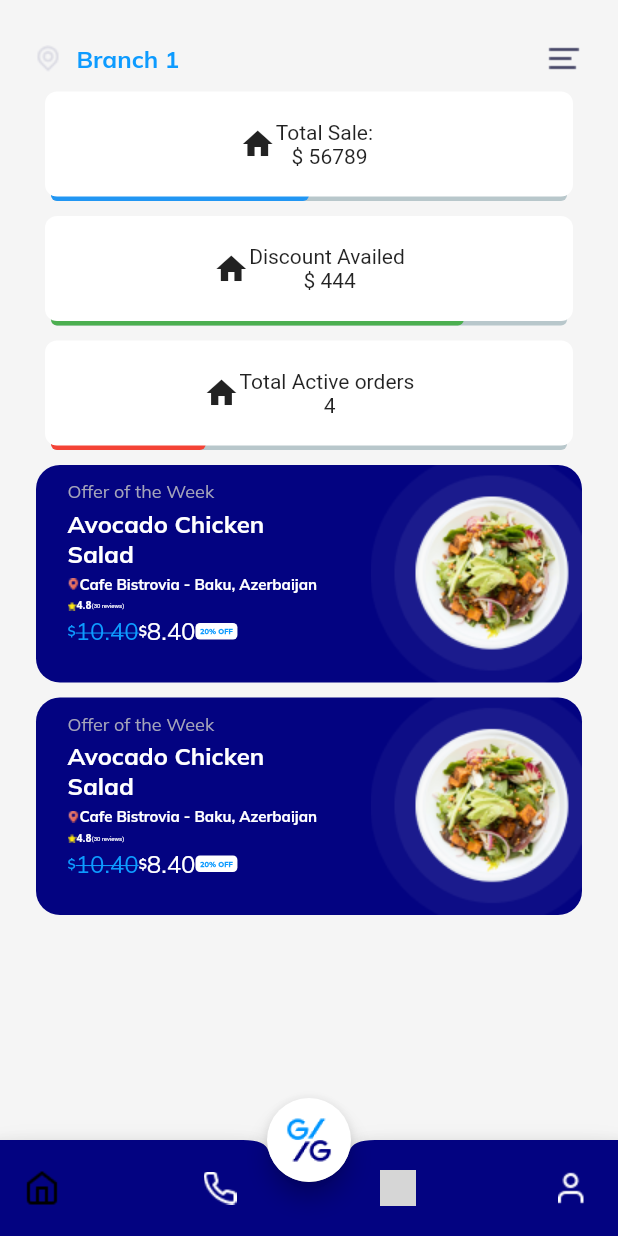
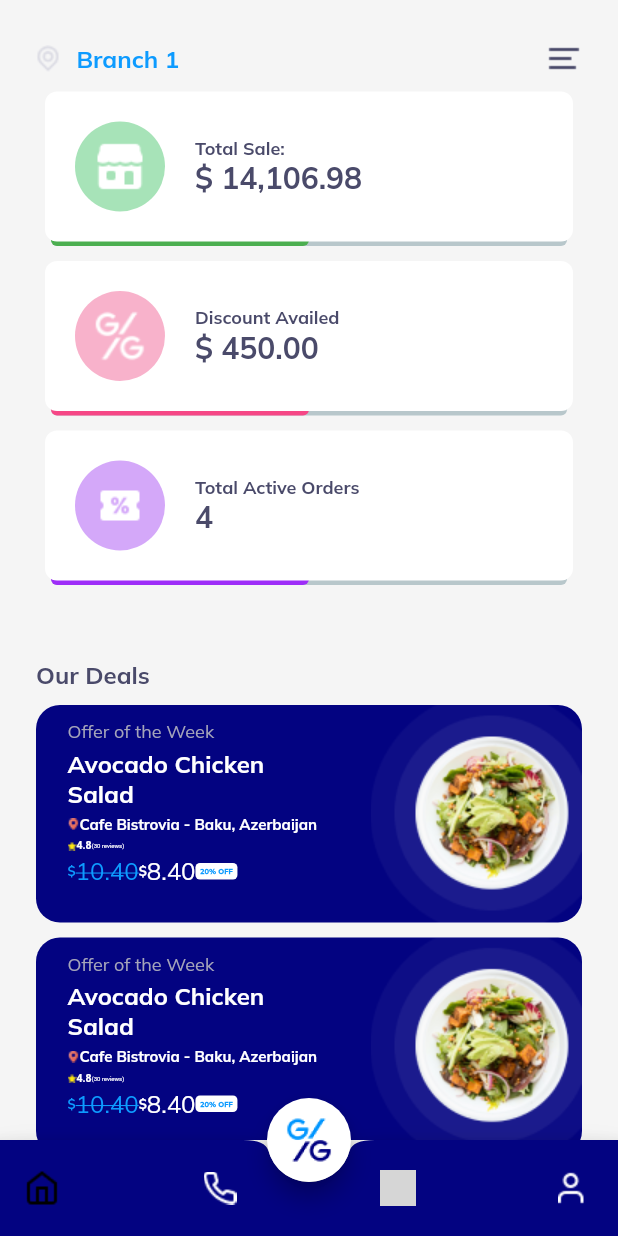
Before and after one commit to hammadkahn/Gigi_mechat, a Flutter app: the Bar screen opened directly, on a phone screen of 412 x 824 dp. Run offline on Flutter 3.47's test engine with Material 2 defaults, Android fonts, the light colour scheme and no system bars; drawn by our look-alikes of percent_indicator; our stand-ins replace carousel_slider, flutter_svg, smooth_page_indicator; missing offline and left inert: dart:ffi, qr_code_scanner; Roboto replaces fonts that are missing (Cero, Poppins); project files that could hold a hidden picture were left out; grey boxes are pictures that could not be loaded.

```diff
--- a/lib/main.dart
+++ b/lib/main.dart
@@ -1,5 +1,6 @@
 import 'package:flutter/material.dart';
 import 'package:gigi_app/screens/onboarding/onboard.dart';
+import 'package:gigi_app/splash_screen/splash.dart';
 
 import 'constant/theme.dart';
 
@@ -14,9 +15,10 @@ class MyApp extends StatelessWidget {
   @override
   Widget build(BuildContext context) {
     return MaterialApp(
+      debugShowCheckedModeBanner: false,
       title: 'Flutter Demo',
       theme: theme(),
-      home: onBoard(),
+      home: SplashScreen(),
     );
   }
 }
--- a/lib/screens/full_menu/bar.dart
+++ b/lib/screens/full_menu/bar.dart
@@ -6,6 +6,8 @@ import 'package:gigi_app/screens/full_menu/chat.dart';
 import 'package:gigi_app/screens/full_menu/contact.dart';
 import 'package:gigi_app/screens/full_menu/menu.dart';
 import 'package:gigi_app/screens/full_menu/profile.dart';
+import 'package:gigi_app/support/contact.dart';
+import 'package:gigi_app/support/support.dart';
 
 class Bar extends StatefulWidget {
   @override
@@ -17,9 +19,9 @@ class _BarState extends State<Bar> {
 
   final List<Widget> _children = [
     Menu(),
-    Contact_us(),
+    Contact(),
     QR(),
-    Chat(),
+    Support(),
     Profile(),
   ];
 
@@ -72,7 +74,7 @@ class _BarState extends State<Bar> {
                       onPressed: () {
                         setState(() {
                           currentIndex = 1;
-                          currentScreen = Contact_us();
+                          currentScreen = Contact();
                         });
                       },
                       child: Image.asset(
@@ -87,7 +89,7 @@ class _BarState extends State<Bar> {
                       onPressed: () {
                         setState(() {
                           currentIndex = 2;
-                          currentScreen = Chat();
+                          currentScreen = Support();
                         });
                       },
                       child: Image.asset(
--- a/lib/screens/full_menu/menu.dart
+++ b/lib/screens/full_menu/menu.dart
@@ -32,6 +32,19 @@ class Menu extends StatelessWidget {
                 Stacked_container(),
                 SizedBox(height: 10),
                 Stacked_container2(),
+                SizedBox(height: 50),
+                Row(
+                  children: [
+                    Text(
+                      'Our Deals',
+                      style: TextStyle(
+                          fontSize: 16,
+                          fontWeight: FontWeight.w800,
+                          fontFamily: 'Mulish',
+                          color: Color(0xFF4A4A6A)),
+                    ),
+                  ],
+                ),
                 Deals(),
                 Deals(),
               ],
--- a/lib/screens/full_menu/percent_ind2.dart
+++ b/lib/screens/full_menu/percent_ind2.dart
@@ -14,7 +14,7 @@ class Stacked_container extends StatelessWidget {
           children: [
             Container(
               width: double.infinity,
-              height: 65,
+              height: 95,
               decoration: BoxDecoration(
                 borderRadius: BorderRadius.circular(8),
                 color: Colors.transparent,
@@ -25,8 +25,8 @@ class Stacked_container extends StatelessWidget {
               animationDuration: 2000,
               width: MediaQuery.of(context).size.width - 48,
               lineHeight: 8.0,
-              percent: 0.8,
-              progressColor: Colors.green,
+              percent: 0.5,
+              progressColor: Color(0xFFF64786),
               barRadius: Radius.circular(8),
             ),
           ],
@@ -36,7 +36,7 @@ class Stacked_container extends StatelessWidget {
           child: Container(
             // color: Colors.red,
             width: MediaQuery.of(context).size.width - 48,
-            height: 70,
+            height: 100,
             decoration: BoxDecoration(
               borderRadius: BorderRadius.circular(8),
               color: Colors.white,
@@ -44,14 +44,48 @@ class Stacked_container extends StatelessWidget {
             child: Row(
               mainAxisAlignment: MainAxisAlignment.center,
               children: [
-                Icon(Icons.home),
-                Column(
-                  mainAxisAlignment: MainAxisAlignment.center,
-                  children: [
-                    Text('Discount Availed'),
-                    Text(' \$ 444'),
-                  ],
+                Padding(
+                  padding: const EdgeInsets.only(left: 20),
+                  child: Container(
+                    width: 60,
+                    height: 60,
+                    decoration: BoxDecoration(
+                      borderRadius: BorderRadius.circular(50),
+                      color: Color(0xffF8B2CB),
+                    ),
+                    child: Image.asset(
+                      'assets/images/bg1.png',
+                      color: Colors.white,
+                      width: 10,
+                    ),
+                  ),
                 ),
+                Padding(
+                  padding: const EdgeInsets.only(left: 20),
+                  child: Column(
+                    mainAxisAlignment: MainAxisAlignment.center,
+                    crossAxisAlignment: CrossAxisAlignment.start,
+                    children: [
+                      Text(
+                        'Discount Availed',
+                        style: TextStyle(
+                            fontSize: 12,
+                            fontWeight: FontWeight.w600,
+                            fontFamily: 'Mulish',
+                            color: Color(0xFF4A4A6A)),
+                      ),
+                      Text(
+                        '\$ 450.00',
+                        style: TextStyle(
+                            fontSize: 20,
+                            fontWeight: FontWeight.w600,
+                            fontFamily: 'Mulish',
+                            color: Color(0xFF4A4A6A)),
+                      ),
+                    ],
+                  ),
+                ),
+                Spacer(),
               ],
             ),
           ),
--- a/lib/screens/full_menu/percent_ind3.dart
+++ b/lib/screens/full_menu/percent_ind3.dart
@@ -14,7 +14,7 @@ class Stacked_container2 extends StatelessWidget {
           children: [
             Container(
               width: double.infinity,
-              height: 65,
+              height: 95,
               decoration: BoxDecoration(
                 borderRadius: BorderRadius.circular(8),
                 color: Colors.transparent,
@@ -25,8 +25,8 @@ class Stacked_container2 extends StatelessWidget {
               animationDuration: 2000,
               width: MediaQuery.of(context).size.width - 48,
               lineHeight: 8.0,
-              percent: 0.3,
-              progressColor: Colors.red,
+              percent: 0.5,
+              progressColor: Color(0xFF9E2DF8),
               barRadius: Radius.circular(8),
             ),
           ],
@@ -36,7 +36,7 @@ class Stacked_container2 extends StatelessWidget {
           child: Container(
             // color: Colors.red,
             width: MediaQuery.of(context).size.width - 48,
-            height: 70,
+            height: 100,
             decoration: BoxDecoration(
               borderRadius: BorderRadius.circular(8),
               color: Colors.white,
@@ -44,14 +44,47 @@ class Stacked_container2 extends StatelessWidget {
             child: Row(
               mainAxisAlignment: MainAxisAlignment.center,
               children: [
-                Icon(Icons.home),
-                Column(
-                  mainAxisAlignment: MainAxisAlignment.center,
-                  children: [
-                    Text('Total Active orders'),
-                    Text(' 4'),
-                  ],
+                Padding(
+                  padding: const EdgeInsets.only(left: 20),
+                  child: Container(
+                    width: 60,
+                    height: 60,
+                    decoration: BoxDecoration(
+                      borderRadius: BorderRadius.circular(50),
+                      color: Color(0xffD4A8F9),
+                    ),
+                    child: Image.asset(
+                      'assets/images/vouch.png',
+                      color: Colors.white,
+                    ),
+                  ),
                 ),
+                Padding(
+                  padding: const EdgeInsets.only(left: 20),
+                  child: Column(
+                    mainAxisAlignment: MainAxisAlignment.center,
+                    crossAxisAlignment: CrossAxisAlignment.start,
+                    children: [
+                      Text(
+                        'Total Active Orders',
+                        style: TextStyle(
+                            fontSize: 12,
+                            fontWeight: FontWeight.w600,
+                            fontFamily: 'Mulish',
+                            color: Color(0xFF4A4A6A)),
+                      ),
+                      Text(
+                        '4',
+                        style: TextStyle(
+                            fontSize: 20,
+                            fontWeight: FontWeight.w600,
+                            fontFamily: 'Mulish',
+                            color: Color(0xFF4A4A6A)),
+                      ),
+                    ],
+                  ),
+                ),
+                Spacer(),
               ],
             ),
           ),
--- a/lib/screens/full_menu/percent_indicator.dart
+++ b/lib/screens/full_menu/percent_indicator.dart
@@ -7,15 +7,13 @@ class Dashboard extends StatelessWidget {
 
   @override
   Widget build(BuildContext context) {
-    return Column(
-      children: [
-        Stack(
+    return Stack(
       children: [
         Column(
           children: [
             Container(
               width: double.infinity,
-                  height: 65,
+              height: 95,
               decoration: BoxDecoration(
                 borderRadius: BorderRadius.circular(8),
                 color: Colors.transparent,
@@ -27,7 +25,7 @@ class Dashboard extends StatelessWidget {
               width: MediaQuery.of(context).size.width - 48,
               lineHeight: 8.0,
               percent: 0.5,
-                  progressColor: Colors.blue,
+              progressColor: Colors.green,
               barRadius: Radius.circular(8),
             ),
           ],
@@ -37,7 +35,7 @@ class Dashboard extends StatelessWidget {
           child: Container(
             // color: Colors.red,
             width: MediaQuery.of(context).size.width - 48,
-                height: 70,
+            height: 100,
             decoration: BoxDecoration(
               borderRadius: BorderRadius.circular(8),
               color: Colors.white,
@@ -45,21 +43,52 @@ class Dashboard extends StatelessWidget {
             child: Row(
               mainAxisAlignment: MainAxisAlignment.center,
               children: [
-                    Icon(Icons.home),
-                    Column(
+                Padding(
+                  padding: const EdgeInsets.only(left: 20),
+                  child: Container(
+                    width: 60,
+                    height: 60,
+                    decoration: BoxDecoration(
+                      borderRadius: BorderRadius.circular(50),
+                      color: Color(0xffA7E3B8),
+                    ),
+                    child: Image.asset(
+                      'assets/images/shop.png',
+                      color: Colors.white,
+                    ),
+                  ),
+                ),
+                Padding(
+                  padding: const EdgeInsets.only(left: 20),
+                  child: Column(
                     mainAxisAlignment: MainAxisAlignment.center,
+                    crossAxisAlignment: CrossAxisAlignment.start,
                     children: [
-                        Text('Total Sale: '),
-                        Text(' \$ 56789'),
+                      Text(
+                        'Total Sale: ',
+                        style: TextStyle(
+                            fontSize: 12,
+                            fontWeight: FontWeight.w600,
+                            fontFamily: 'Mulish',
+                            color: Color(0xFF4A4A6A)),
+                      ),
+                      Text(
+                        '\$ 14,106.98',
+                        style: TextStyle(
+                            fontSize: 20,
+                            fontWeight: FontWeight.w600,
+                            fontFamily: 'Mulish',
+                            color: Color(0xFF4A4A6A)),
+                      ),
                     ],
                   ),
+                ),
+                Spacer(),
               ],
             ),
           ),
         ),
       ],
-        ),
-      ],
     );
   }
 }
--- /dev/null
+++ b/lib/splash_screen/splash.dart
@@ -0,0 +1,63 @@
+import 'package:flutter/material.dart';
+import 'package:flutter/src/foundation/key.dart';
+import 'package:flutter/src/widgets/framework.dart';
+import 'package:flutter_svg/flutter_svg.dart';
+import 'package:gigi_app/screens/onboarding/onboard.dart';
+import 'package:gigi_app/shared/custom_button.dart';
+
+class SplashScreen extends StatelessWidget {
+  const SplashScreen({Key? key}) : super(key: key);
+
+  @override
+  Widget build(BuildContext context) {
+    return Scaffold(
+      body: Center(
+        child: Padding(
+          padding: const EdgeInsets.only(right: 20, left: 20),
+          child: Column(
+            mainAxisAlignment: MainAxisAlignment.center,
+            children: [
+              Spacer(),
+              Text(
+                'Login As:',
+                style: TextStyle(
+                  color: Colors.black54,
+                  fontSize: 25,
+                  fontWeight: FontWeight.w500,
+                  fontFamily: 'Poppins-Bold',
+                ),
+              ),
+              SizedBox(height: 20),
+              CustomButton(
+                  text: "Merchant Account",
+                  onPressed: () {
+                    Navigator.push(
+                      context,
+                      MaterialPageRoute(
+                        builder: (context) => onBoard(),
+                      ),
+                    );
+                  }),
+              SizedBox(height: 20),
+              CustomButton(
+                  text: "User Account",
+                  onPressed: () {
+                    Navigator.push(
+                      context,
+                      MaterialPageRoute(
+                        builder: (context) => onBoard(),
+                      ),
+                    );
+                  }),
+              Expanded(
+                child: SizedBox(
+                  height: 5,
+                ),
+              ),
+            ],
+          ),
+        ),
+      ),
+    );
+  }
+}
--- a/pubspec.yaml
+++ b/pubspec.yaml
@@ -40,6 +40,7 @@ dependencies:
   flutter_switch: ^0.3.2
   qr_code_scanner: ^1.0.0
   percent_indicator: ^4.2.2
+  flutter_svg: ^1.1.1+1
 
 
 dev_dependencies:
```
Also changed, not shown: assets/images/bg.svg (added), assets/images/bg1.png (added), assets/images/shop.png (added), assets/images/vouch.png (added), assets/images/voucher.png (added), pubspec.lock. Lines whose indentation alone changed are shown as unchanged.
